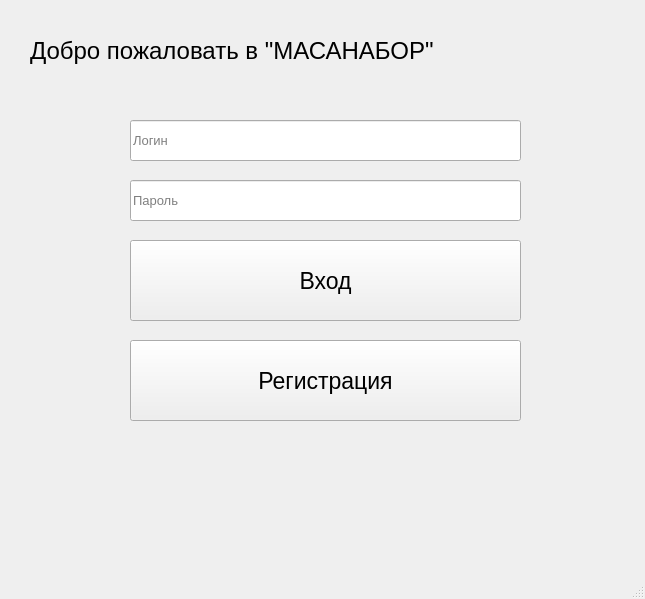
Old version of the form register.ui in the repository OOLMrStone/Project-YL.
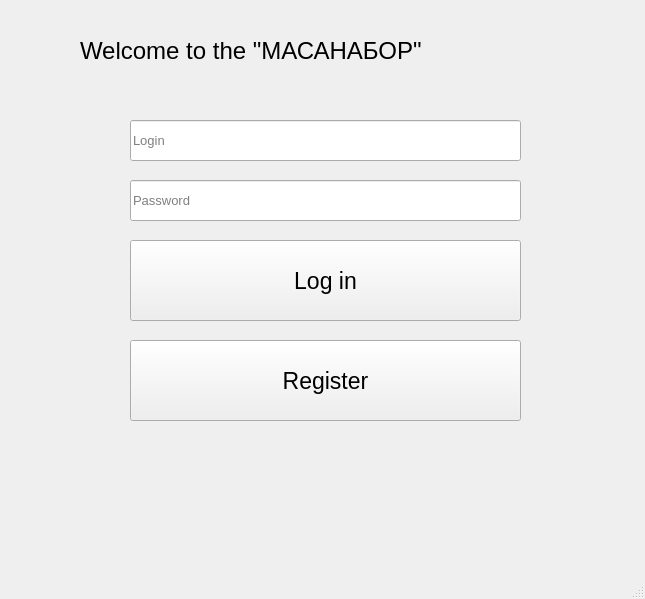
New version of the form.

Patch:
```diff
--- a/register.ui
+++ b/register.ui
@@ -20,9 +20,9 @@
    <widget class="QLabel" name="label">
     <property name="geometry">
      <rect>
-      <x>30</x>
+      <x>80</x>
       <y>30</y>
-      <width>611</width>
+      <width>561</width>
       <height>41</height>
      </rect>
     </property>
@@ -32,7 +32,7 @@
      </font>
     </property>
     <property name="text">
-     <string>Добро пожаловать в &quot;МАСАНАБОР&quot;</string>
+     <string>Welcome to the &quot;МАСАНАБОР&quot;</string>
     </property>
    </widget>
    <widget class="QPushButton" name="reg_btn">
@@ -50,7 +50,7 @@
      </font>
     </property>
     <property name="text">
-     <string>Регистрация</string>
+     <string>Register</string>
     </property>
    </widget>
    <widget class="QPushButton" name="login_btn">
@@ -68,7 +68,7 @@
      </font>
     </property>
     <property name="text">
-     <string>Вход</string>
+     <string>Log in</string>
     </property>
    </widget>
    <widget class="QLineEdit" name="password_line">
@@ -86,7 +86,7 @@
      </font>
     </property>
     <property name="placeholderText">
-     <string>Пароль</string>
+     <string>Password</string>
     </property>
    </widget>
    <widget class="QLineEdit" name="login_line">
@@ -104,7 +104,7 @@
      </font>
     </property>
     <property name="placeholderText">
-     <string>Логин</string>
+     <string>Login</string>
     </property>
    </widget>
    <widget class="QLabel" name="status_lbl">
```
